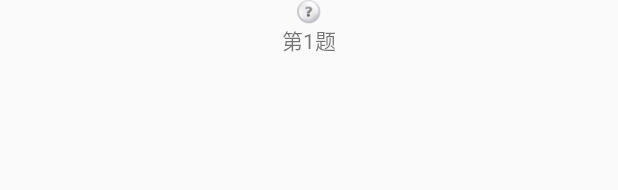
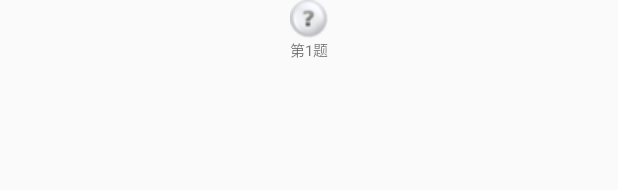
Before and after one commit to YanTuTwo/JKBD, an Android app: the layout item_question.xml on its own in the app's theme, with its tools: preview values and no code run, on a phone screen of 412 x 824 dp. Shown: the top 190 px of the screen. Run offline under Robolectric (Android 15) with nearby library versions, the phone set to English and light mode, and no system bars.

Commit message:
修改图片大小，gallery图片大小

```diff
--- a/app/src/main/res/layout/activity_exam.xml
+++ b/app/src/main/res/layout/activity_exam.xml
@@ -91,7 +91,7 @@
             <ImageView
                 android:id="@+id/iv_exam_image"
                 android:layout_width="match_parent"
-                android:layout_height="wrap_content"
+                android:layout_height="100dp"
                 app:srcCompat="@mipmap/ic_launcher_round" />
 
             <LinearLayout
--- a/app/src/main/res/layout/item_question.xml
+++ b/app/src/main/res/layout/item_question.xml
@@ -10,8 +10,8 @@
     <ImageView
         android:id="@+id/iv_quesion"
         android:layout_gravity="center_horizontal"
-        android:layout_width="wrap_content"
-        android:layout_height="wrap_content"
+        android:layout_width="25dp"
+        android:layout_height="25dp"
         app:srcCompat="@mipmap/question_24px" />
 
     <TextView
@@ -19,5 +19,6 @@
         android:layout_gravity="center_horizontal"
         android:layout_width="wrap_content"
         android:layout_height="wrap_content"
-        android:text="第1题" />
+        android:text="第1题"
+        android:textSize="10sp"/>
 </LinearLayout>
```
